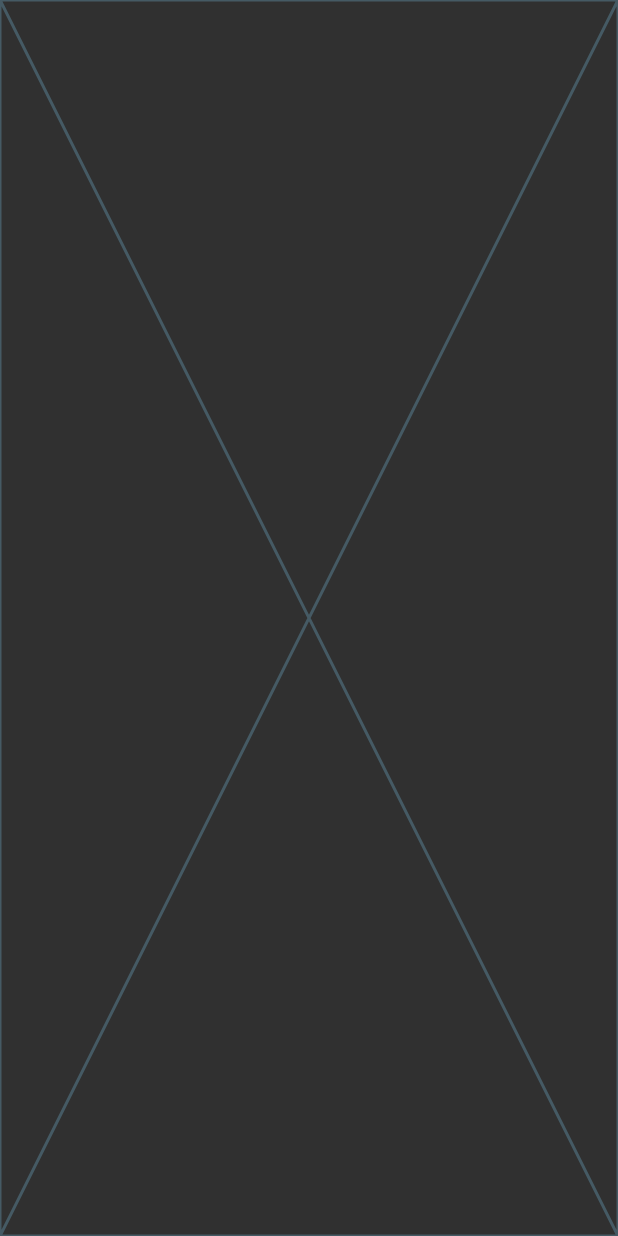
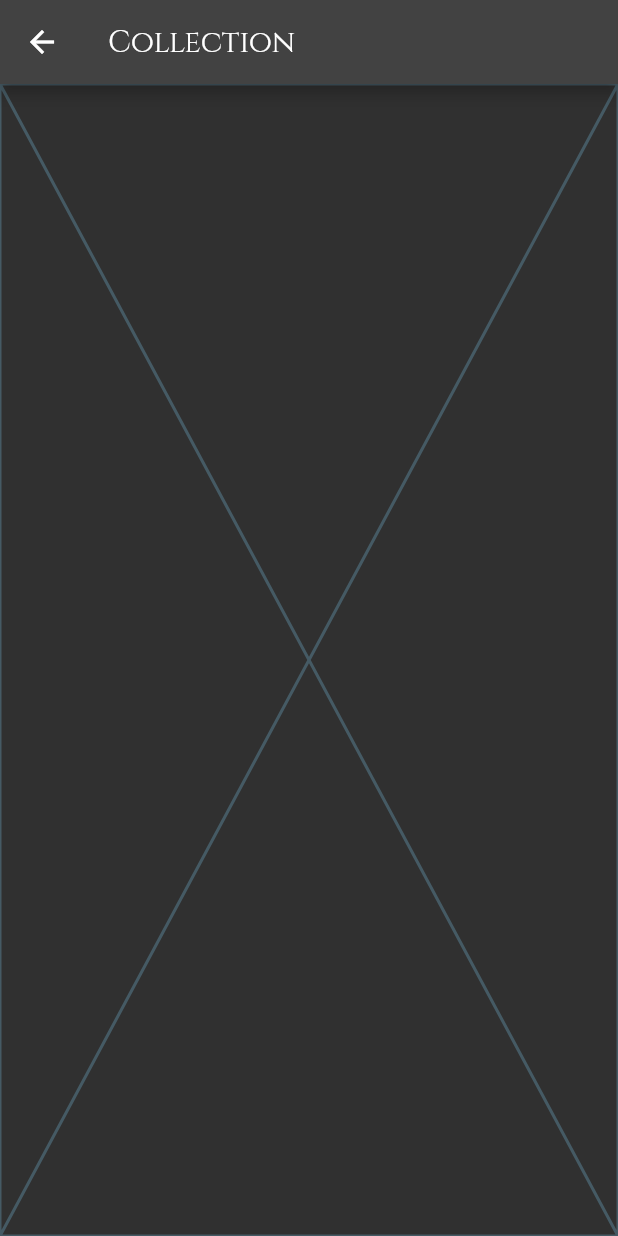
Before and after one commit to freekvandeven/flutter_earth_history, a Flutter app: the screen it shows after launch, after a tap on the "sort" icon, after a tap on "View your collection", on a phone screen of 412 x 824 dp. Run offline on Flutter 3.47's test engine with Material 2 defaults, Android fonts, the phone set to English and light mode, and no system bars; our stand-ins replace flutter_hooks, go_router, hooks_riverpod, package_info_plus; generated files the repository leaves out were written again.

Commit message:
feat: period routing

```diff
--- a/lib/localization/app_en.arb
+++ b/lib/localization/app_en.arb
@@ -4,6 +4,8 @@
     "description": "The title of the application"
   },
   "titleTimeline": "Global Timeline",
-
+  "titleCollection": "Collection",
+  "titlePeriod": "Period",
+  "languageSwitch": "Dutch",
   "zzz": "zzz"
 }
--- a/lib/src/features/collection/collection.dart
+++ b/lib/src/features/collection/collection.dart
@@ -1,8 +1,17 @@
 import 'package:flutter/material.dart';
+import 'package:flutter_earth_history/src/global/extensions/localization.dart';
 
 class CollectionScreen extends StatelessWidget {
   const CollectionScreen({super.key});
 
   @override
-  Widget build(BuildContext context) => const Scaffold(body: Placeholder());
+  Widget build(BuildContext context) {
+    var localization = context.localizations;
+    return Scaffold(
+      appBar: AppBar(
+        title: Text(localization.titleCollection),
+      ),
+      body: const Placeholder(),
+    );
+  }
 }
--- a/lib/src/features/overview/overview.dart
+++ b/lib/src/features/overview/overview.dart
@@ -1,6 +1,9 @@
 import 'package:flutter/material.dart';
 import 'package:flutter_earth_history/src/features/overview/widgets/menu.dart';
+import 'package:flutter_earth_history/src/global/extensions/localization.dart';
+import 'package:flutter_earth_history/src/routes.dart';
 import 'package:flutter_hooks/flutter_hooks.dart';
+import 'package:go_router/go_router.dart';
 
 class OverviewScreen extends HookWidget {
   const OverviewScreen({super.key});
@@ -8,7 +11,8 @@ class OverviewScreen extends HookWidget {
   @override
   Widget build(BuildContext context) {
     var menuOpened = useState(false);
-    // var size = MediaQuery.of(context).size;
+    var localization = context.localizations;
+    var size = MediaQuery.of(context).size;
     return Scaffold(
       backgroundColor: Colors.white,
       body: Stack(
@@ -18,8 +22,8 @@ class OverviewScreen extends HookWidget {
             // semi transparant background behind the menu
             Container(
               color: Colors.black.withOpacity(0.3),
-              width: MediaQuery.of(context).size.width,
-              height: MediaQuery.of(context).size.height,
+              width: size.width,
+              height: size.height,
             ),
             const MenuWidget(),
             Positioned(
@@ -32,14 +36,37 @@ class OverviewScreen extends HookWidget {
                     borderRadius: BorderRadius.circular(8),
                   ),
                   padding: const EdgeInsets.all(8),
-                  child: const Text(
-                    'Switch language',
-                    style: TextStyle(color: Colors.white),
+                  child: Text(
+                    localization.languageSwitch,
+                    style: const TextStyle(color: Colors.white),
                   ),
                 ),
               ),
             ),
           ],
+          if (!menuOpened.value) ...[
+            // chevron down button to open the period page
+            Positioned(
+              bottom: MediaQuery.of(context).padding.bottom + 8,
+              child: GestureDetector(
+                onTap: () async =>
+                    context.push(ProjectRoute.periodScreen.route),
+                behavior: HitTestBehavior.translucent,
+                child: Container(
+                  decoration: BoxDecoration(
+                    color: Colors.black,
+                    borderRadius: BorderRadius.circular(8),
+                  ),
+                  padding: const EdgeInsets.all(8),
+                  child: const Icon(
+                    Icons.keyboard_arrow_down,
+                    color: Colors.white,
+                  ),
+                ),
+              ),
+            ),
+          ],
+
           // round icon button to open a menu
           Positioned(
             top: MediaQuery.of(context).padding.top + 8,
--- a/lib/src/features/period/period.dart
+++ b/lib/src/features/period/period.dart
@@ -1,8 +1,17 @@
 import 'package:flutter/material.dart';
+import 'package:flutter_earth_history/src/global/extensions/localization.dart';
 
 class PeriodScreen extends StatelessWidget {
   const PeriodScreen({super.key});
 
   @override
-  Widget build(BuildContext context) => const Scaffold(body: Placeholder());
+  Widget build(BuildContext context) {
+    var localization = context.localizations;
+    return Scaffold(
+      appBar: AppBar(
+        title: Text(localization.titlePeriod),
+      ),
+      body: const Placeholder(),
+    );
+  }
 }
```
